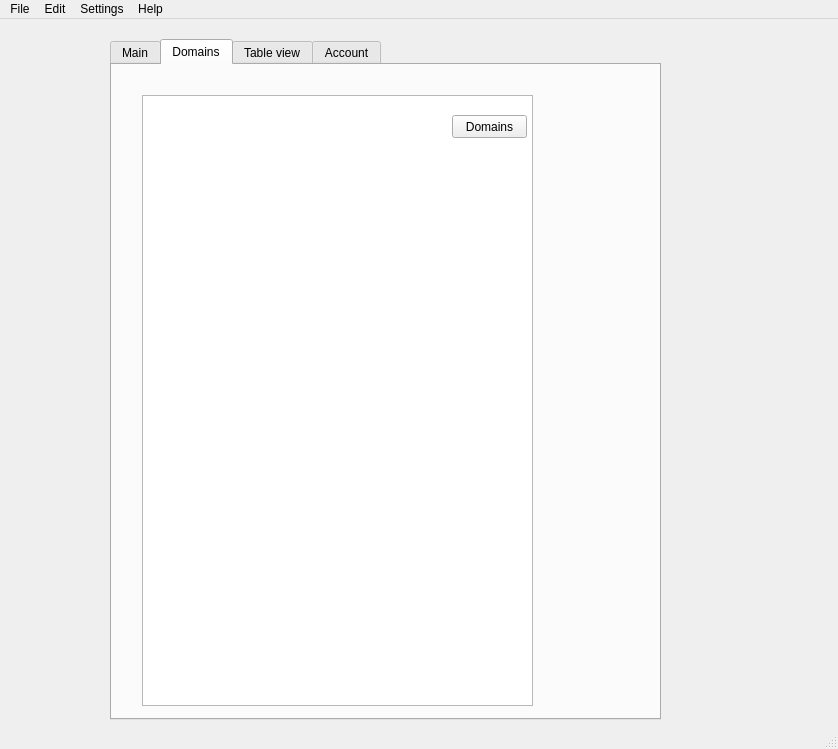
Old version of the form ip-check.ui in the repository tatanka22/DNS-Manager.
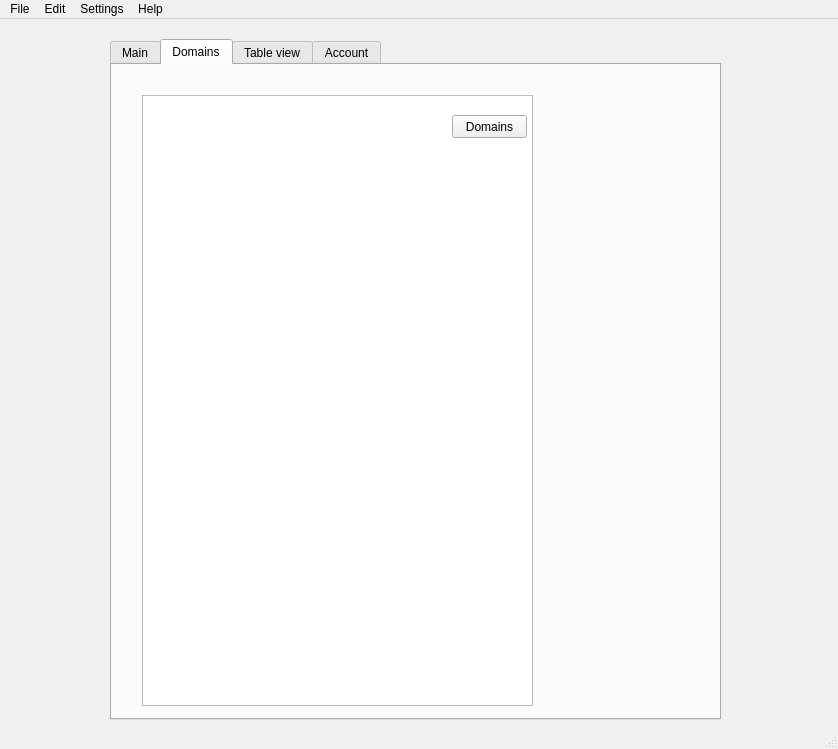
New version of the form. The open tabs and pages were chosen to show the change. Icons and pictures are not drawn.

```diff
--- a/ip-check.ui
+++ b/ip-check.ui
@@ -10,6 +10,70 @@
     <height>749</height>
    </rect>
   </property>
+  <property name="palette">
+   <palette>
+    <active>
+     <colorrole role="Base">
+      <brush brushstyle="SolidPattern">
+       <color alpha="255">
+        <red>255</red>
+        <green>255</green>
+        <blue>255</blue>
+       </color>
+      </brush>
+     </colorrole>
+     <colorrole role="Window">
+      <brush brushstyle="SolidPattern">
+       <color alpha="255">
+        <red>240</red>
+        <green>240</green>
+        <blue>240</blue>
+       </color>
+      </brush>
+     </colorrole>
+    </active>
+    <inactive>
+     <colorrole role="Base">
+      <brush brushstyle="SolidPattern">
+       <color alpha="255">
+        <red>255</red>
+        <green>255</green>
+        <blue>255</blue>
+       </color>
+      </brush>
+     </colorrole>
+     <colorrole role="Window">
+      <brush brushstyle="SolidPattern">
+       <color alpha="255">
+        <red>240</red>
+        <green>240</green>
+        <blue>240</blue>
+       </color>
+      </brush>
+     </colorrole>
+    </inactive>
+    <disabled>
+     <colorrole role="Base">
+      <brush brushstyle="SolidPattern">
+       <color alpha="255">
+        <red>240</red>
+        <green>240</green>
+        <blue>240</blue>
+       </color>
+      </brush>
+     </colorrole>
+     <colorrole role="Window">
+      <brush brushstyle="SolidPattern">
+       <color alpha="255">
+        <red>240</red>
+        <green>240</green>
+        <blue>240</blue>
+       </color>
+      </brush>
+     </colorrole>
+    </disabled>
+   </palette>
+  </property>
   <property name="focusPolicy">
    <enum>Qt::ClickFocus</enum>
   </property>
@@ -22,10 +86,77 @@
      <rect>
       <x>110</x>
       <y>20</y>
-      <width>551</width>
+      <width>611</width>
       <height>681</height>
      </rect>
     </property>
+    <property name="palette">
+     <palette>
+      <active>
+       <colorrole role="Base">
+        <brush brushstyle="SolidPattern">
+         <color alpha="255">
+          <red>255</red>
+          <green>255</green>
+          <blue>255</blue>
+         </color>
+        </brush>
+       </colorrole>
+       <colorrole role="Window">
+        <brush brushstyle="SolidPattern">
+         <color alpha="255">
+          <red>240</red>
+          <green>240</green>
+          <blue>240</blue>
+         </color>
+        </brush>
+       </colorrole>
+      </active>
+      <inactive>
+       <colorrole role="Base">
+        <brush brushstyle="SolidPattern">
+         <color alpha="255">
+          <red>255</red>
+          <green>255</green>
+          <blue>255</blue>
+         </color>
+        </brush>
+       </colorrole>
+       <colorrole role="Window">
+        <brush brushstyle="SolidPattern">
+         <color alpha="255">
+          <red>240</red>
+          <green>240</green>
+          <blue>240</blue>
+         </color>
+        </brush>
+       </colorrole>
+      </inactive>
+      <disabled>
+       <colorrole role="Base">
+        <brush brushstyle="SolidPattern">
+         <color alpha="255">
+          <red>240</red>
+          <green>240</green>
+          <blue>240</blue>
+         </color>
+        </brush>
+       </colorrole>
+       <colorrole role="Window">
+        <brush brushstyle="SolidPattern">
+         <color alpha="255">
+          <red>240</red>
+          <green>240</green>
+          <blue>240</blue>
+         </color>
+        </brush>
+       </colorrole>
+      </disabled>
+     </palette>
+    </property>
+    <property name="autoFillBackground">
+     <bool>false</bool>
+    </property>
     <property name="currentIndex">
      <number>0</number>
     </property>
```
Left out of the diff: 90 changed lines with no effect on the pictures.
